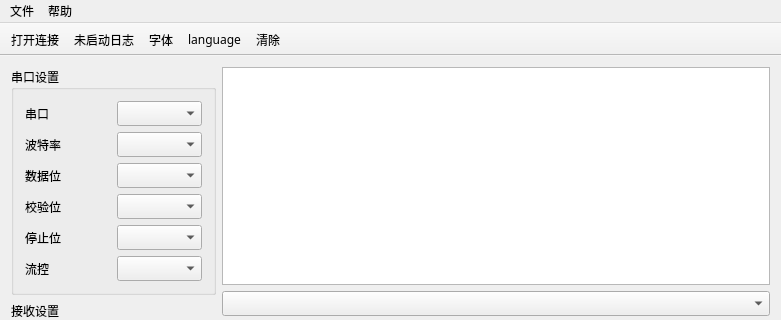
The window that monkey_serial/mainwindow.ui (horsdy/Monkey_Serial) describes before a commit, drawn with Qt 5; both pictures show x 0 to 781 and y 0 to 320 of the 781 by 604 pixel window.
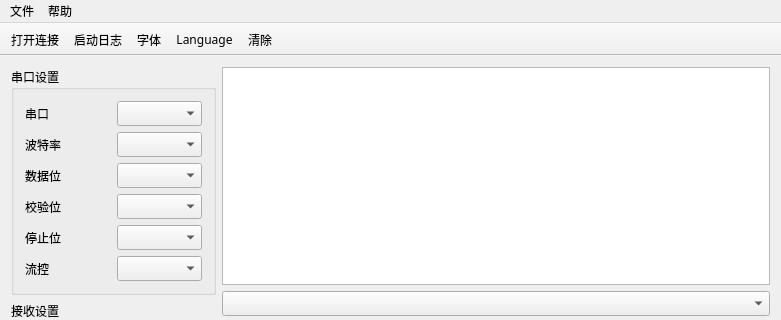
The same window after the commit. Icons and pictures are not drawn.

What changed in the file:
```diff
--- a/monkey_serial/mainwindow.ui
+++ b/monkey_serial/mainwindow.ui
@@ -299,7 +299,7 @@
      <normaloff>:/image/icon/work_log_off.png</normaloff>:/image/icon/work_log_off.png</iconset>
    </property>
    <property name="text">
-    <string>未启动日志</string>
+    <string>启动日志</string>
    </property>
    <property name="toolTip">
     <string>未启动日志</string>
@@ -357,7 +357,7 @@
      <normaloff>:/image/icon/language.png</normaloff>:/image/icon/language.png</iconset>
    </property>
    <property name="text">
-    <string>language</string>
+    <string>Language</string>
    </property>
    <property name="toolTip">
     <string>语言</string>
```
Left out of the diff: 15 changed lines with no effect on the pictures.
